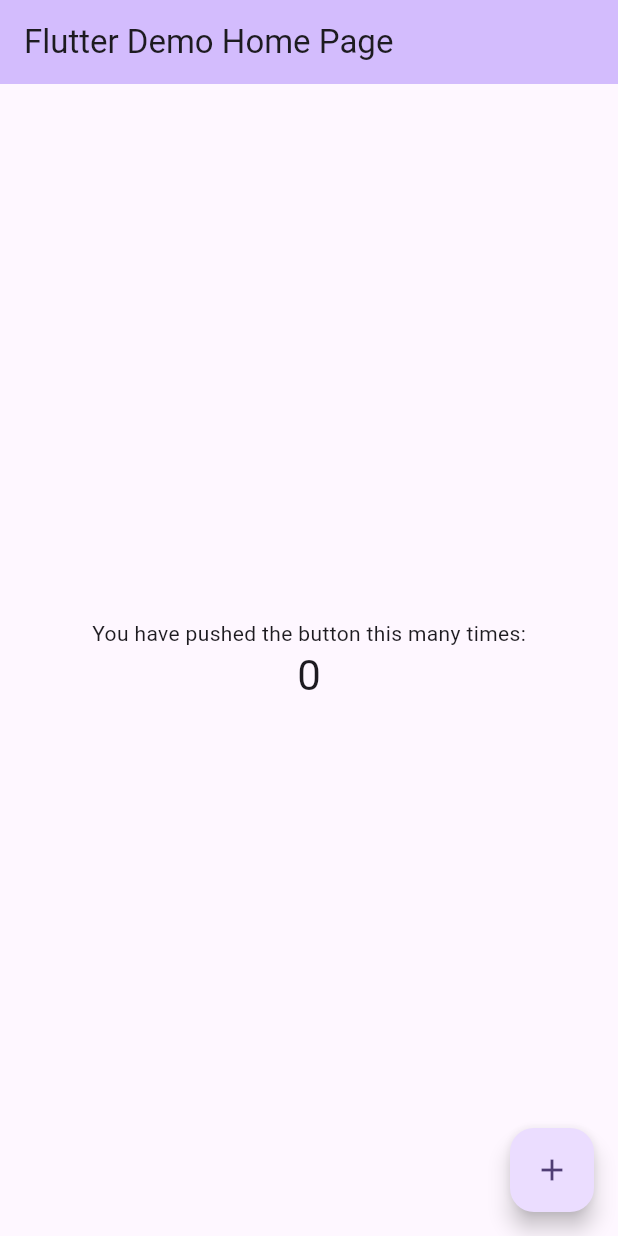
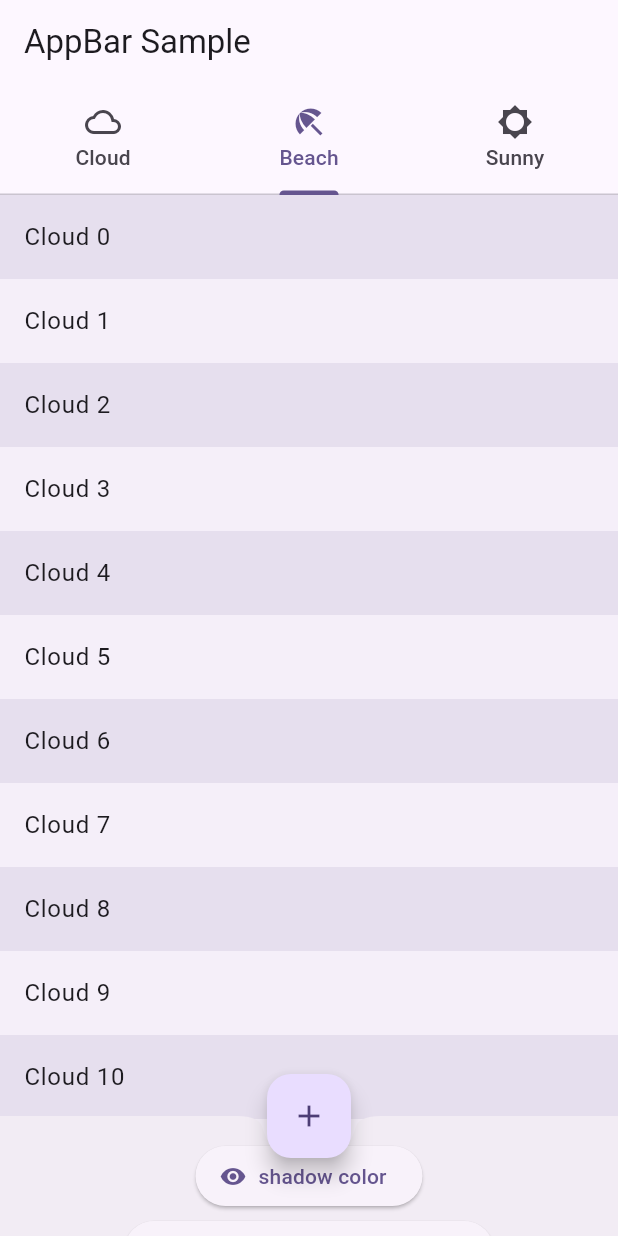
Before and after one commit to cmtx99/flutter_github_pages_demo, a Flutter app: the screen it shows after launch, on a phone screen of 412 x 824 dp. Run offline on Flutter 3.47's test engine with Material 3 defaults, Android fonts, the phone set to English and light mode, and no system bars.

Commit message:
changed main.dart

```diff
--- /dev/null
+++ b/lib/common/theme.dart
@@ -0,0 +1,18 @@
+// Copyright 2019 The Flutter team. All rights reserved.
+// Use of this source code is governed by a BSD-style license that can be
+// found in the LICENSE file.
+
+import 'package:flutter/material.dart';
+
+final appTheme = ThemeData(
+  colorSchemeSeed: Colors.yellow,
+  useMaterial3: true,
+  textTheme: const TextTheme(
+    displayLarge: TextStyle(
+      fontFamily: 'Corben',
+      fontWeight: FontWeight.w700,
+      fontSize: 24,
+      color: Colors.black,
+    ),
+  ),
+);
--- a/lib/main.dart
+++ b/lib/main.dart
@@ -1,125 +1,160 @@
 import 'package:flutter/material.dart';
 
-void main() {
-  runApp(const MyApp());
-}
+List<String> titles = <String>[
+  'Cloud',
+  'Beach',
+  'Sunny',
+];
 
-class MyApp extends StatelessWidget {
-  const MyApp({super.key});
+void main() => runApp(const ScaffoldExampleApp());
 
-  // This widget is the root of your application.
+class ScaffoldExampleApp extends StatelessWidget {
+  const ScaffoldExampleApp({super.key});
+
   @override
   Widget build(BuildContext context) {
     return MaterialApp(
-      title: 'Flutter Demo',
       theme: ThemeData(
-        // This is the theme of your application.
-        //
-        // TRY THIS: Try running your application with "flutter run". You'll see
-        // the application has a purple toolbar. Then, without quitting the app,
-        // try changing the seedColor in the colorScheme below to Colors.green
-        // and then invoke "hot reload" (save your changes or press the "hot
-        // reload" button in a Flutter-supported IDE, or press "r" if you used
-        // the command line to start the app).
-        //
-        // Notice that the counter didn't reset back to zero; the application
-        // state is not lost during the reload. To reset the state, use hot
-        // restart instead.
-        //
-        // This works for code too, not just values: Most code changes can be
-        // tested with just a hot reload.
-        colorScheme: ColorScheme.fromSeed(seedColor: Colors.deepPurple),
-        useMaterial3: true,
-      ),
-      home: const MyHomePage(title: 'Flutter Demo Home Page'),
+          colorSchemeSeed: const Color(0xff6750a4), useMaterial3: true),
+      home: const ScaffoldExample(),
     );
   }
 }
 
-class MyHomePage extends StatefulWidget {
-  const MyHomePage({super.key, required this.title});
-
-  // This widget is the home page of your application. It is stateful, meaning
-  // that it has a State object (defined below) that contains fields that affect
-  // how it looks.
-
-  // This class is the configuration for the state. It holds the values (in this
-  // case the title) provided by the parent (in this case the App widget) and
-  // used by the build method of the State. Fields in a Widget subclass are
-  // always marked "final".
-
-  final String title;
+class ScaffoldExample extends StatefulWidget {
+  const ScaffoldExample({super.key});
 
   @override
-  State<MyHomePage> createState() => _MyHomePageState();
+  State<ScaffoldExample> createState() => _ScaffoldExampleState();
 }
 
-class _MyHomePageState extends State<MyHomePage> {
-  int _counter = 0;
+class _ScaffoldExampleState extends State<ScaffoldExample> {
+  int _count = 0;
 
-  void _incrementCounter() {
-    setState(() {
-      // This call to setState tells the Flutter framework that something has
-      // changed in this State, which causes it to rerun the build method below
-      // so that the display can reflect the updated values. If we changed
-      // _counter without calling setState(), then the build method would not be
-      // called again, and so nothing would appear to happen.
-      _counter++;
-    });
-  }
+  bool shadowColor = false;
+  double? scrolledUnderElevation;
 
   @override
   Widget build(BuildContext context) {
-    // This method is rerun every time setState is called, for instance as done
-    // by the _incrementCounter method above.
-    //
-    // The Flutter framework has been optimized to make rerunning build methods
-    // fast, so that you can just rebuild anything that needs updating rather
-    // than having to individually change instances of widgets.
-    return Scaffold(
+    final ColorScheme colorScheme = Theme.of(context).colorScheme;
+    final Color oddItemColor = colorScheme.primary.withOpacity(0.05);
+    final Color evenItemColor = colorScheme.primary.withOpacity(0.15);
+    const int tabsCount = 3;
+
+    return DefaultTabController(
+        initialIndex: 1,
+        length: tabsCount,
+        child: Scaffold(
           appBar: AppBar(
-        // TRY THIS: Try changing the color here to a specific color (to
-        // Colors.amber, perhaps?) and trigger a hot reload to see the AppBar
-        // change color while the other colors stay the same.
-        backgroundColor: Theme.of(context).colorScheme.inversePrimary,
-        // Here we take the value from the MyHomePage object that was created by
-        // the App.build method, and use it to set our appbar title.
-        title: Text(widget.title),
+            title: const Text('AppBar Sample'),
+            notificationPredicate: (ScrollNotification notification) {
+              return notification.depth == 1;
+            },
+            scrolledUnderElevation: scrolledUnderElevation,
+            shadowColor: Theme.of(context).shadowColor,
+            bottom: TabBar(
+              tabs: <Widget>[
+                Tab(
+                  icon: const Icon(Icons.cloud_outlined),
+                  text: titles[0],
                 ),
-      body: Center(
-        // Center is a layout widget. It takes a single child and positions it
-        // in the middle of the parent.
-        child: Column(
-          // Column is also a layout widget. It takes a list of children and
-          // arranges them vertically. By default, it sizes itself to fit its
-          // children horizontally, and tries to be as tall as its parent.
-          //
-          // Column has various properties to control how it sizes itself and
-          // how it positions its children. Here we use mainAxisAlignment to
-          // center the children vertically; the main axis here is the vertical
-          // axis because Columns are vertical (the cross axis would be
-          // horizontal).
-          //
-          // TRY THIS: Invoke "debug painting" (choose the "Toggle Debug Paint"
-          // action in the IDE, or press "p" in the console), to see the
-          // wireframe for each widget.
-          mainAxisAlignment: MainAxisAlignment.center,
-          children: <Widget>[
-            const Text(
-              'You have pushed the button this many times:',
+                Tab(
+                  icon: const Icon(Icons.beach_access_sharp),
+                  text: titles[1],
                 ),
-            Text(
-              '$_counter',
-              style: Theme.of(context).textTheme.headlineMedium,
+                Tab(
+                  icon: const Icon(Icons.brightness_5_sharp),
+                  text: titles[2],
                 ),
               ],
             ),
           ),
+          body: TabBarView(
+            children: <Widget>[
+              Center(
+                child: Text('You have pressed the button $_count times.'),
+              ),
+              ListView.builder(
+                itemCount: 25,
+                itemBuilder: (BuildContext context, int index) {
+                  return ListTile(
+                    tileColor: index.isOdd ? oddItemColor : evenItemColor,
+                    title: Text('${titles[0]} $index'),
+                  );
+                },
+              ),
+              ListView.builder(
+                itemCount: 25,
+                itemBuilder: (BuildContext context, int index) {
+                  return ListTile(
+                    tileColor: index.isOdd ? oddItemColor : evenItemColor,
+                    title: Text('${titles[1]} $index'),
+                  );
+                },
+              ),
+              ListView.builder(
+                itemCount: 25,
+                itemBuilder: (BuildContext context, int index) {
+                  return ListTile(
+                    tileColor: index.isOdd ? oddItemColor : evenItemColor,
+                    title: Text('${titles[2]} $index'),
+                  );
+                },
+              ),
+            ],
+          ),
+          bottomNavigationBar: BottomAppBar(
+            shape: const CircularNotchedRectangle(),
+            child: Padding(
+              padding: const EdgeInsets.all(8),
+              child: OverflowBar(
+                overflowAlignment: OverflowBarAlignment.center,
+                alignment: MainAxisAlignment.center,
+                overflowSpacing: 5.0,
+                children: <Widget>[
+                  ElevatedButton.icon(
+                    onPressed: () {
+                      setState(() {
+                        shadowColor = !shadowColor;
+                      });
+                    },
+                    icon: Icon(
+                      shadowColor ? Icons.visibility_off : Icons.visibility,
+                    ),
+                    label: const Text('shadow color'),
+                  ),
+                  const SizedBox(width: 5),
+                  ElevatedButton(
+                    onPressed: () {
+                      if (scrolledUnderElevation == null) {
+                        setState(() {
+                          // Default elevation is 3.0, increment by 1.0.
+                          scrolledUnderElevation = 4.0;
+                        });
+                      } else {
+                        setState(() {
+                          scrolledUnderElevation =
+                              scrolledUnderElevation! + 1.0;
+                        });
+                      }
+                    },
+                    child: Text(
+                      'scrolledUnderElevation: ${scrolledUnderElevation ?? 'default'}',
+                    ),
+                  ),
+                ],
+              ),
+            ),
+          ),
           floatingActionButton: FloatingActionButton(
-        onPressed: _incrementCounter,
-        tooltip: 'Increment',
+            onPressed: () => setState(() {
+              _count++;
+            }),
+            tooltip: 'Increment Counter',
             child: const Icon(Icons.add),
-      ), // This trailing comma makes auto-formatting nicer for build methods.
-    );
+          ),
+          floatingActionButtonLocation:
+              FloatingActionButtonLocation.centerDocked,
+        ));
   }
 }
```
Also changed, not shown: pubspec.yaml (+7 -0 lines), pubspec.lock, 11 other files. Lines whose indentation alone changed are shown as unchanged.
